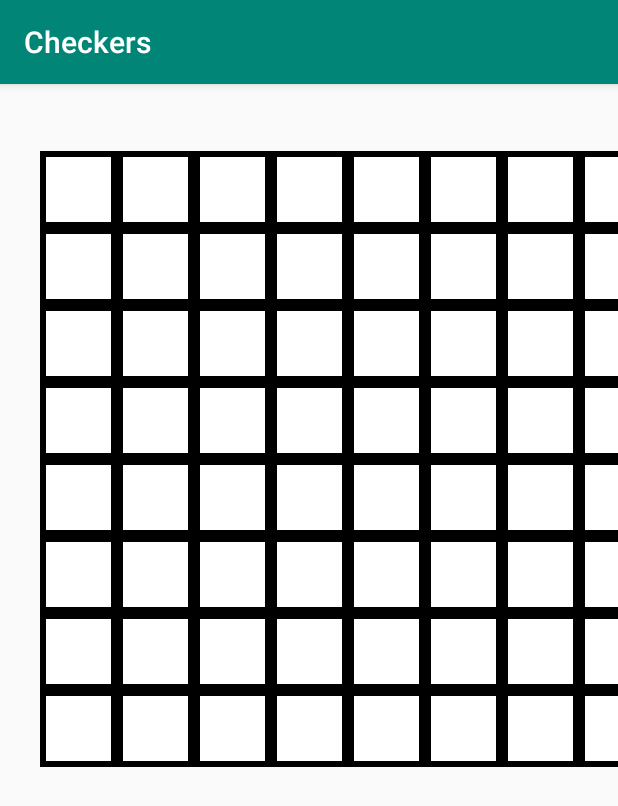
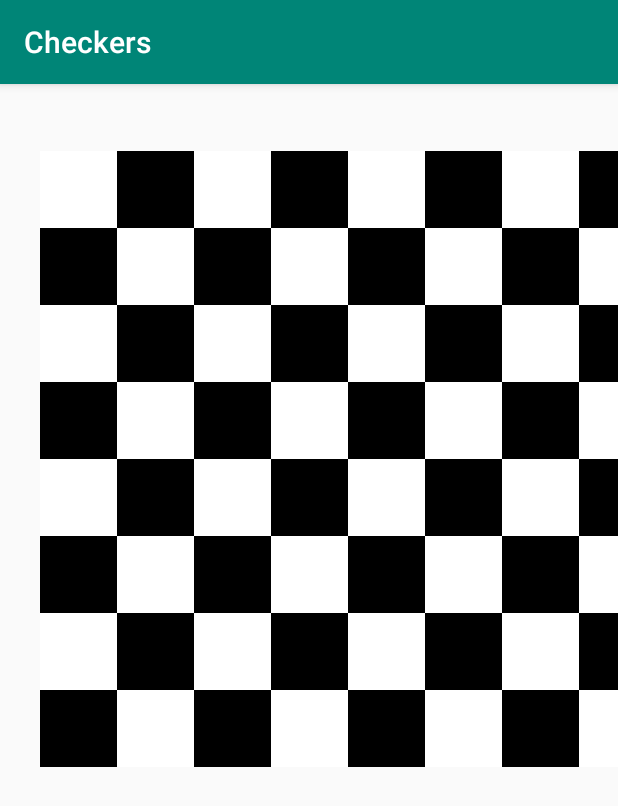
Before and after one commit to ZMBailey/simple_checkers, an Android app: the screen it shows after launch (MainActivity), on a phone screen of 412 x 824 dp. Shown: the top 806 px of the screen. Run offline under Robolectric (Android 15) with nearby library versions, the phone set to English and light mode, and no system bars.

Commit message:
black and white spaces showing correctly

```diff
--- a/app/src/main/java/com/checkers/MainActivity.java
+++ b/app/src/main/java/com/checkers/MainActivity.java
@@ -3,7 +3,6 @@ package com.checkers;
 import androidx.appcompat.app.AppCompatActivity;
 //import android.content.DialogInterface;
 import android.content.res.Configuration;
-import android.graphics.drawable.GradientDrawable;
 import android.os.Bundle;
 import android.graphics.Point;
 //import android.support.v7.app.AppCompatActivity;
@@ -72,11 +71,8 @@ public class MainActivity extends AppCompatActivity {
         }
     }
 
-    private GradientDrawable getBorder(int bg,int line){
-        GradientDrawable border = new GradientDrawable();
-        border.setColor(bg);
-        border.setStroke(1,line);
-        return border;
+    private Boolean isWhiteSpace(int r,int c){
+        return !((r % 2 == 0) ^ (c % 2 == 0));
     }
 
     //configures buttons for a square layout
@@ -89,7 +85,11 @@ public class MainActivity extends AppCompatActivity {
                 //spaces[row][col].setOnClickListener(bh);
                 spaces[row][col].setId(View.generateViewId());
                 spaces[row][col].setBackground(getResources().getDrawable(holo_blue_light,null));
-                spaces[row][col].setBackground(getResources().getDrawable(R.drawable.white_space, null));
+                if(isWhiteSpace(row,col)) {
+                    spaces[row][col].setBackground(getResources().getDrawable(android.R.color.white, null));
+                } else {
+                    spaces[row][col].setBackground(getResources().getDrawable(android.R.color.black, null));
+                }
                 //spaces[row][col].setBackgroundTintList(getResources().getColorStateList(android.R.color.holo_blue_light));
                 spaces[row][col].setId(Integer.parseInt(id));
                 grid.addView(spaces[row][col],w,w);
```
Also changed, not shown: app/src/main/res/drawable/black_space.xml (added, +12 -0 lines), app/src/main/res/drawable-v24/black_space_2.xml (renamed from app/src/main/res/drawable-v24/black_space.xml).
